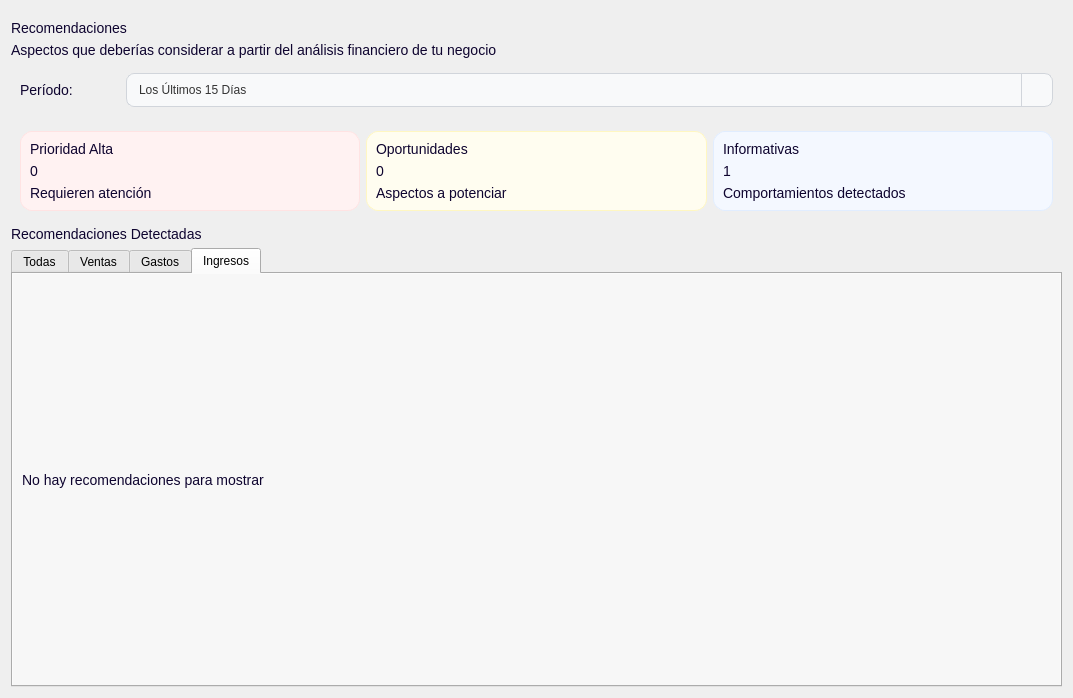
Qt form app/ui/dashboard/pages/recomendaciones.ui (Brando-1510/Proyecto-Integrador-2.0) before a commit.
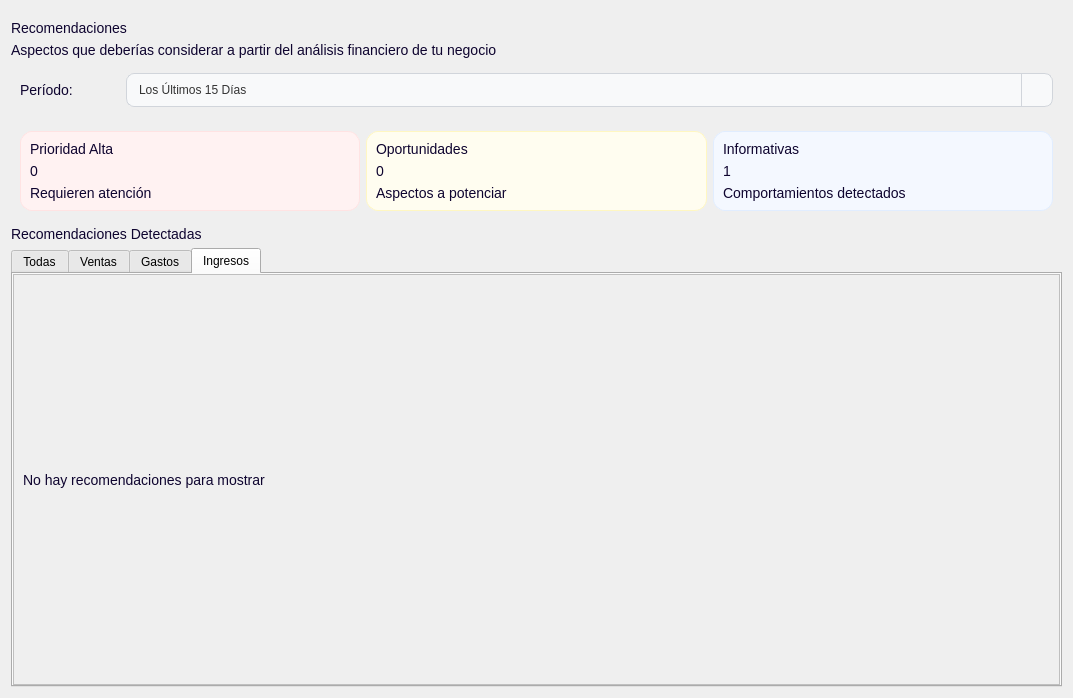
The same form after that commit. The open tabs and pages were chosen to show the change. Icons and pictures are not drawn.

Commit message: corrigiendo el scrollarea

Patch:
```diff
--- a/app/ui/dashboard/pages/recomendaciones.ui
+++ b/app/ui/dashboard/pages/recomendaciones.ui
@@ -595,6 +595,33 @@
        <string>Ingresos</string>
       </attribute>
       <layout class="QVBoxLayout" name="verticalLayout_11">
+       <property name="leftMargin">
+        <number>0</number>
+       </property>
+       <property name="topMargin">
+        <number>0</number>
+       </property>
+       <property name="rightMargin">
+        <number>0</number>
+       </property>
+       <property name="bottomMargin">
+        <number>0</number>
+       </property>
+       <item>
+        <widget class="QScrollArea" name="scrollAreaIngresos">
+         <property name="widgetResizable">
+          <bool>true</bool>
+         </property>
+         <widget class="QWidget" name="scrollAreaWidgetContentsIngresos">
+          <property name="geometry">
+           <rect>
+            <x>0</x>
+            <y>0</y>
+            <width>1055</width>
+            <height>377</height>
+           </rect>
+          </property>
+          <layout class="QVBoxLayout" name="verticalLayout_12">
        <item>
         <widget class="QLabel" name="lblIngreso">
          <property name="styleSheet">
@@ -603,6 +630,10 @@
          <property name="text">
           <string>No hay recomendaciones para mostrar</string>
          </property>
+            </widget>
+           </item>
+          </layout>
+         </widget>
         </widget>
        </item>
       </layout>
```
Left out of the diff: 155 changed lines with no effect on the pictures. Lines whose indentation alone changed are shown as unchanged. The commit also changes 1 other file.
